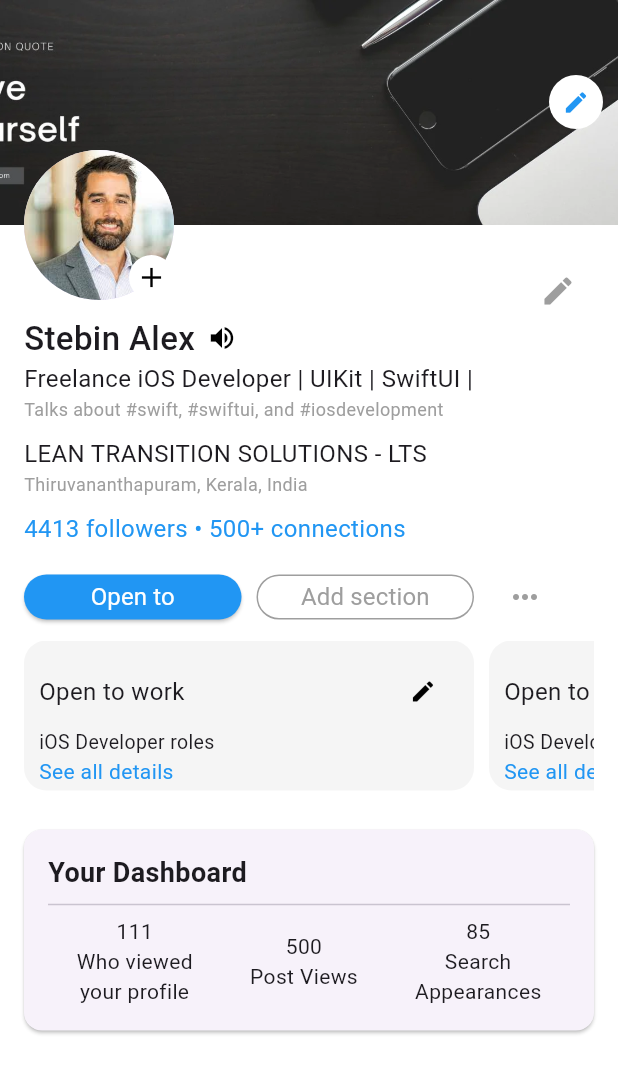
After one commit to lasanthapradeep7/LinkedIn_Clone, a Flutter app: the screen it shows after launch, on a phone screen of 412 x 824 dp. The commit adds this screen. Shown: the top 1073 px of the screen. Run offline on Flutter 3.47's test engine with Material 3 defaults, Android fonts, the phone set to English and light mode, and no system bars; our stand-ins replace smooth_page_indicator; accounts and stored records are empty.

Commit message:
Add user profile functionality with dashboard and profile header; include cover and user images

```diff
--- a/lib/main.dart
+++ b/lib/main.dart
@@ -1,19 +1,15 @@
 import 'package:flutter/material.dart';
-import 'package:linkedin_clone/screens/feed_screen.dart';
-
+import 'package:provider/provider.dart';
+import 'package:linkedin_clone/view_models/user_profile_viewmodel.dart';
+import 'package:linkedin_clone/screens/user_profile_screen.dart';
 void main() {
-  runApp(const MyApp());
+  runApp(
+    ChangeNotifierProvider(
+      create: (_) => UserProfileViewModel()..loadUserData(),
+      child: MaterialApp(
+        debugShowCheckedModeBanner: false,
+        home: UserProfileScreen(),
+      ),
+    ),
+  );
 }
-
-class MyApp extends StatelessWidget {
-  const MyApp({super.key});
-
-  @override
-  Widget build(BuildContext context) {
-    return MaterialApp(
-      title: 'Likedin Clone',
-      debugShowCheckedModeBanner: false,
-      home: FeedScreen(),
-    );
-  }
-}
--- /dev/null
+++ b/lib/models/user_profile_model.dart
@@ -0,0 +1,25 @@
+class UserProfile {
+  final String name;
+  final String role;
+  final String skills;
+  final String company;
+  final String location;
+  final int followers;
+  final int connections;
+  final int profileViews;
+  final int postViews;
+  final int searchAppearances;
+
+  UserProfile({
+    required this.name,
+    required this.role,
+    required this.skills,
+    required this.company,
+    required this.location,
+    required this.followers,
+    required this.connections,
+    required this.profileViews,
+    required this.postViews,
+    required this.searchAppearances,
+  });
+}
--- a/lib/screens/feed_screen.dart
+++ b/lib/screens/feed_screen.dart
@@ -23,7 +23,7 @@ class FeedScreen extends StatelessWidget {
               radius: 18,
               backgroundImage: AssetImage('assets/images/user_1.jpg'),
             ),
-            Image.asset('assets/images/logo.png', height: 70),
+            Image.asset('assets/images/logo.png', height: 80),
             Image.asset('assets/icons/notification.png', height: 30),
           ],
         ),
@@ -67,21 +67,67 @@ class FeedScreen extends StatelessWidget {
               scrollDirection: Axis.horizontal,
               itemCount: 8,
               itemBuilder: (context, index) {
+                if (index == 0) {
+                  // First item with + icon
                   return Padding(
                     padding: const EdgeInsets.symmetric(horizontal: 6),
+                    child: Stack(
+                      alignment: Alignment.bottomRight,
+                      children: [
+                        Container(
+                          padding: const EdgeInsets.all(2), // Border width
+                          decoration: BoxDecoration(
+                            color: Color(0xFF0077B5),
+                            shape: BoxShape.circle,
+                          ),
                           child: CircleAvatar(
                             radius: 30,
+                            backgroundColor: Colors.white,
+                            child: CircleAvatar(
+                              radius: 28,
                               backgroundImage: AssetImage(
-                      "assets/images/user${(index % 6) + 1}.jpg",
+                                "assets/images/user_${(index % 6) + 1}.jpg",
+                              ),
+                            ),
+                          ),
+                        ),
+                        CircleAvatar(
+                          radius: 12,
+                          backgroundColor: Color(0xFF0077B5),
+                          child: Icon(Icons.add, size: 18, color: Colors.white),
+                        ),
+                      ],
+                    ),
+                  );
+                } else {
+                  // Other items
+                  return Padding(
+                    padding: const EdgeInsets.symmetric(horizontal: 6),
+                    child: Container(
+                      padding: const EdgeInsets.all(2), // Border width
+                      decoration: BoxDecoration(
+                        color: Color(0xFF0077B5),
+                        shape: BoxShape.circle,
+                      ),
+                      child: CircleAvatar(
+                        radius: 30,
+                        backgroundColor: Colors.white,
+                        child: CircleAvatar(
+                          radius: 28,
+                          backgroundImage: AssetImage(
+                            "assets/images/user_${(index % 6) + 1}.jpg",
+                          ),
+                        ),
                       ),
                     ),
                   );
+                }
               },
             ),
           ),
           const SizedBox(height: 10),
           // Posts
-          ...posts.map((post) => PostCard(post: post)).toList(),
+          ...posts.map((post) => PostCard(post: post)),
         ],
       ),
       floatingActionButtonLocation: FloatingActionButtonLocation.centerDocked,
--- /dev/null
+++ b/lib/screens/user_profile_screen.dart
@@ -0,0 +1,28 @@
+import 'package:flutter/material.dart';
+import 'package:provider/provider.dart';
+import 'package:linkedin_clone/view_models/user_profile_viewmodel.dart';
+import 'package:linkedin_clone/widgets/profile_header.dart';
+import 'package:linkedin_clone/widgets/dashboard_card.dart';
+
+class UserProfileScreen extends StatelessWidget {
+  const UserProfileScreen({super.key});
+
+  @override
+  Widget build(BuildContext context) {
+    final vm = Provider.of<UserProfileViewModel>(context);
+    final profile = vm.profile;
+
+    return Scaffold(
+      backgroundColor: Colors.white,
+      body: SingleChildScrollView(
+        child: Column(
+          children: [
+            ProfileHeader(profile: profile),
+            SizedBox(height: 10),
+            DashboardCard(profile: profile),
+          ],
+        ),
+      ),
+    );
+  }
+}
--- a/lib/view_models/feed_viewmodel.dart
+++ b/lib/view_models/feed_viewmodel.dart
@@ -4,13 +4,13 @@ class FeedViewModel {
   List<Post> getPosts() {
     return [
       Post(
-        username: "Tony Antonio",
+        username: "Tony Antonio · 2nd",
         role: "Android Dev at Nixo",
         time: "1w · Edited",
         description:
             "Creating opportunity for every member of the global workforce drives everything we do at LinkedIn...",
         imageUrl: "assets/images/keyboard.jpg",
-        profileUrl: "assets/images/user_1.jpg",
+        profileUrl: "assets/images/user_2.jpg",
         likes: 97,
         comments: 77,
       ),
@@ -21,7 +21,7 @@ class FeedViewModel {
         description:
             "Creating opportunity for every member of the global workforce drives everything we do at LinkedIn...",
         imageUrl: "assets/images/keyboard.jpg",
-        profileUrl: "assets/images/user_2.jpg",
+        profileUrl: "assets/images/user_6.jpg",
         likes: 85,
         comments: 60,
       ),
--- /dev/null
+++ b/lib/view_models/user_profile_viewmodel.dart
@@ -0,0 +1,26 @@
+import 'package:flutter/foundation.dart';
+import 'package:flutter/material.dart';
+import 'package:linkedin_clone/models/user_profile_model.dart';
+
+
+class UserProfileViewModel extends ChangeNotifier {
+  late UserProfile _userProfile;
+
+  UserProfile get profile => _userProfile;
+
+  void loadUserData() {
+    _userProfile = UserProfile(
+      name: "Stebin Alex",
+      role: "Freelance iOS Developer | UIKit | SwiftUI |",
+      skills:"Talks about #swift, #swiftui, and #iosdevelopment",
+      company: "LEAN TRANSITION SOLUTIONS - LTS",
+      location: "Thiruvananthapuram, Kerala, India",
+      followers: 4413,
+      connections: 500,
+      profileViews: 111,
+      postViews: 500,
+      searchAppearances: 85,
+    );
+    notifyListeners();
+  }
+}
--- /dev/null
+++ b/lib/widgets/dashboard_card.dart
@@ -0,0 +1,34 @@
+import 'package:flutter/material.dart';
+import 'package:linkedin_clone/models/user_profile_model.dart';
+
+class DashboardCard extends StatelessWidget {
+  final UserProfile profile;
+
+  const DashboardCard({super.key, required this.profile});
+
+  @override
+  Widget build(BuildContext context) {
+    return Card(
+      margin: EdgeInsets.all(16),
+      shape: RoundedRectangleBorder(borderRadius: BorderRadius.circular(12)),
+      child: Padding(
+        padding: const EdgeInsets.all(16.0),
+        child: Column(
+          crossAxisAlignment: CrossAxisAlignment.start,
+          children: [
+            Text("Your Dashboard", style: TextStyle(fontSize: 18, fontWeight: FontWeight.bold)),
+            Divider(),
+            Row(
+              mainAxisAlignment: MainAxisAlignment.spaceAround,
+              children: [
+                Column(children: [Text('${profile.profileViews}'), Text("Who viewed\nyour profile", textAlign: TextAlign.center)]),
+                Column(children: [Text('${profile.postViews}'), Text("Post Views")]),
+                Column(children: [Text('${profile.searchAppearances}'), Text("Search\nAppearances", textAlign: TextAlign.center)]),
+              ],
+            ),
+          ],
+        ),
+      ),
+    );
+  }
+}
--- a/lib/widgets/post_card.dart
+++ b/lib/widgets/post_card.dart
@@ -40,20 +40,20 @@ class PostCard extends StatelessWidget {
                   children: [
                     CircleAvatar(
                       radius: 10,
-                      backgroundImage: AssetImage("assets/images/user1.jpg"),
+                      backgroundImage: AssetImage("assets/images/user_1.jpg"),
                     ),
                     Positioned(
                       left: 12,
                       child: CircleAvatar(
                         radius: 10,
-                        backgroundImage: AssetImage("assets/images/user2.jpg"),
+                        backgroundImage: AssetImage("assets/images/user_2.jpg"),
                       ),
                     ),
                     Positioned(
                       left: 24,
                       child: CircleAvatar(
                         radius: 10,
-                        backgroundImage: AssetImage("assets/images/user3.jpg"),
+                        backgroundImage: AssetImage("assets/images/user_3.jpg"),
                       ),
                     ),
                   ],
--- /dev/null
+++ b/lib/widgets/profile_header.dart
@@ -0,0 +1,228 @@
+import 'package:flutter/material.dart';
+import 'package:linkedin_clone/models/user_profile_model.dart';
+
+class ProfileHeader extends StatelessWidget {
+  final UserProfile profile;
+
+  const ProfileHeader({super.key, required this.profile});
+
+  @override
+  Widget build(BuildContext context) {
+    return Stack(
+      children: [
+        // Cover photo
+        Stack(
+          children: [
+            Image.asset(
+              'assets/images/cover.jpg',
+              width: double.infinity,
+              height: 150,
+              fit: BoxFit.cover,
+            ),
+            // Edit icon for cover photo
+            Positioned(
+              top: 50,
+              right: 10,
+              child: CircleAvatar(
+                radius: 18,
+                backgroundColor: Colors.white,
+                child: IconButton(
+                  onPressed: () {
+                    // Action
+                  },
+                  icon: Icon(Icons.edit, size: 18, color: Colors.blue),
+                ),
+              ),
+            ),
+          ],
+        ),
+        // Profile picture
+        Positioned(
+          top: 100,
+          left: 16,
+          child: Stack(
+            alignment: Alignment.bottomRight,
+            children: [
+              CircleAvatar(
+                radius: 50,
+                backgroundImage: AssetImage('assets/images/user_4.jpg'),
+              ),
+              CircleAvatar(
+                radius: 15,
+                backgroundColor: Colors.white,
+                child: Icon(Icons.add, size: 22, color: Colors.black),
+              ),
+            ],
+          ),
+        ),
+        // Edit icon for profile details
+        Positioned(
+          top: 170,
+          right: 16,
+          child: IconButton(
+            onPressed: () {
+              // Action
+            },
+            icon: Icon(Icons.edit, color: Colors.grey),
+          ),
+        ),
+
+        // Profile details
+        Padding(
+          padding: const EdgeInsets.fromLTRB(16, 210, 16, 0),
+          child: Column(
+            crossAxisAlignment: CrossAxisAlignment.start,
+            children: [
+              Row(
+                children: [
+                  Text(
+                    profile.name,
+                    style: TextStyle(fontSize: 22, fontWeight: FontWeight.w500),
+                  ),
+                  const SizedBox(width: 8),
+                  Icon(Icons.volume_up, color: Colors.black, size: 20),
+                ],
+              ),
+              Text(profile.role, style: TextStyle(fontSize: 16)),
+              Text(
+                profile.skills,
+                style: TextStyle(color: Colors.grey, fontSize: 12),
+              ),
+              const SizedBox(height: 10),
+              Text(profile.company, style: TextStyle(fontSize: 16)),
+              Text(
+                profile.location,
+                style: TextStyle(color: Colors.grey, fontSize: 12),
+              ),
+              const SizedBox(height: 10),
+              Text(
+                "${profile.followers} followers • ${profile.connections}+ connections",
+                style: TextStyle(color: Colors.blue, fontSize: 16),
+              ),
+              const SizedBox(height: 10),
+              Row(
+                children: [
+                  // "Open to" button
+                  ElevatedButton(
+                    onPressed: () {
+                      // Action for "Open to"
+                    },
+                    style: ElevatedButton.styleFrom(
+                      backgroundColor: Colors.blue,
+                      shape: RoundedRectangleBorder(
+                        borderRadius: BorderRadius.circular(20),
+                      ),
+                      minimumSize: const Size(145, 30),
+                    ),
+                    child: const Text(
+                      "Open to",
+                      style: TextStyle(
+                        color: Colors.white,
+                        fontSize: 16,
+                        fontWeight: FontWeight.w400,
+                      ),
+                    ),
+                  ),
+                  const SizedBox(width: 10),
+                  // "Add section" button
+                  OutlinedButton(
+                    onPressed: () {
+                      // Action for "Add section"
+                    },
+                    style: OutlinedButton.styleFrom(
+                      side: BorderSide(color: Colors.grey),
+                      shape: RoundedRectangleBorder(
+                        borderRadius: BorderRadius.circular(20),
+                      ),
+                      minimumSize: const Size(145, 30),
+                    ),
+                    child: const Text(
+                      "Add section",
+                      style: TextStyle(
+                        color: Colors.grey,
+                        fontSize: 16,
+                        fontWeight: FontWeight.w400,
+                      ),
+                    ),
+                  ),
+                  const SizedBox(width: 10),
+                  // Three-dot menu button
+                  IconButton(
+                    onPressed: () {
+                      // Action for three-dot menu
+                    },
+                    icon: Icon(Icons.more_horiz, color: Colors.grey),
+                  ),
+                ],
+              ),
+              const SizedBox(height: 5),
+              // Open to work section
+              SizedBox(
+                height: 100,
+                child: ListView.builder(
+                  scrollDirection: Axis.horizontal,
+                  itemCount: 5, // Number of cards
+                  itemBuilder: (context, index) {
+                    return Container(
+                      width: 300,
+                      margin: const EdgeInsets.only(right: 10),
+                      padding: const EdgeInsets.all(10),
+                      decoration: BoxDecoration(
+                        color: const Color(0xFFF5F5F5),
+                        borderRadius: BorderRadius.circular(15),
+                      ),
+                      child: Column(
+                        crossAxisAlignment: CrossAxisAlignment.start,
+                        children: [
+                          Row(
+                            mainAxisAlignment: MainAxisAlignment.spaceBetween,
+                            children: [
+                              const Text(
+                                "Open to work",
+                                style: TextStyle(
+                                  fontSize: 16,
+                                  fontWeight: FontWeight.w400,
+                                ),
+                              ),
+                              IconButton(
+                                onPressed: () {
+                                  // Action for editing the card
+                                },
+                                icon: const Icon(
+                                  Icons.edit,
+                                  size: 18,
+                                  color: Colors.black,
+                                ),
+                              ),
+                            ],
+                          ),
+                          const Text(
+                            "iOS Developer roles",
+                            style: TextStyle(fontSize: 13),
+                          ),
+                          GestureDetector(
+                            onTap: () {
+                              // Action for "See all details"
+                            },
+                            child: const Text(
+                              "See all details",
+                              style: TextStyle(
+                                fontSize: 14,
+                                color: Colors.blue,
+                                // decoration: TextDecoration.underline,
+                              ),
+                            ),
+                          ),
+                        ],
+                      ),
+                    );
+                  },
+                ),
+              ),
+            ],
+          ),
+        ),
+      ],
+    );
+  }
+}
```
Also changed, not shown: assets/images/cover.jpg (added), assets/images/user_3.jpg (added), assets/images/user_4.jpg (added), assets/images/user_5.jpg (added), assets/images/user_6.jpg (added). Lines whose indentation alone changed are shown as unchanged.
